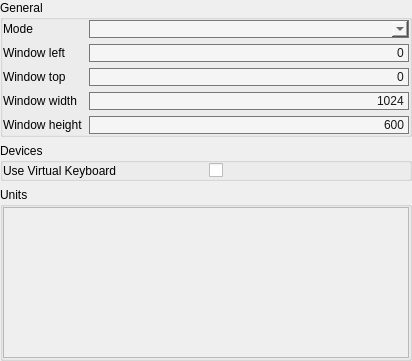
This is ui/settings/Main.ui in OpenFairWind/FairWindSK as Qt 5 draws it before an edit. The edited form follows.
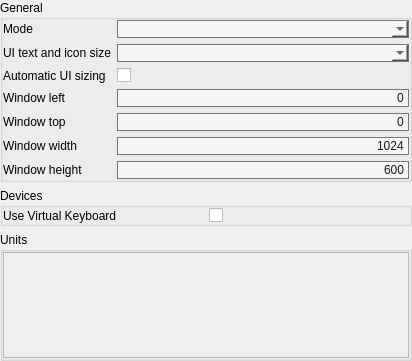
This is the edited form.

Commit message: Add persistent adaptive UI sizing

The edit to the form file:
```diff
--- a/ui/settings/Main.ui
+++ b/ui/settings/Main.ui
@@ -64,13 +64,37 @@
        </widget>
       </item>
       <item row="1" column="0">
+       <widget class="QLabel" name="label_uiScalePreset">
+        <property name="text">
+         <string>UI text and icon size</string>
+        </property>
+       </widget>
+      </item>
+      <item row="1" column="1">
+       <widget class="QComboBox" name="comboBox_uiScalePreset"/>
+      </item>
+      <item row="2" column="0">
+       <widget class="QLabel" name="label_autoUiScale">
+        <property name="text">
+         <string>Automatic UI sizing</string>
+        </property>
+       </widget>
+      </item>
+      <item row="2" column="1">
+       <widget class="QCheckBox" name="checkBox_autoUiScale">
+        <property name="text">
+         <string/>
+        </property>
+       </widget>
+      </item>
+      <item row="3" column="0">
        <widget class="QLabel" name="label_windowLeft">
         <property name="text">
          <string>Window left</string>
         </property>
        </widget>
       </item>
-      <item row="1" column="1">
+      <item row="3" column="1">
        <widget class="QLineEdit" name="lineEdit_left">
         <property name="enabled">
          <bool>false</bool>
@@ -86,14 +110,14 @@
         </property>
        </widget>
       </item>
-      <item row="2" column="0">
+      <item row="4" column="0">
        <widget class="QLabel" name="label_windowTop">
         <property name="text">
          <string>Window top</string>
         </property>
        </widget>
       </item>
-      <item row="2" column="1">
+      <item row="4" column="1">
        <widget class="QLineEdit" name="lineEdit_top">
         <property name="enabled">
          <bool>false</bool>
@@ -109,14 +133,14 @@
         </property>
        </widget>
       </item>
-      <item row="3" column="0">
+      <item row="5" column="0">
        <widget class="QLabel" name="label_windowWidth">
         <property name="text">
          <string>Window width</string>
         </property>
        </widget>
       </item>
-      <item row="3" column="1">
+      <item row="5" column="1">
        <widget class="QLineEdit" name="lineEdit_width">
         <property name="enabled">
          <bool>false</bool>
@@ -132,14 +156,14 @@
         </property>
        </widget>
       </item>
-      <item row="4" column="0">
+      <item row="6" column="0">
        <widget class="QLabel" name="label_windowHeight">
         <property name="text">
          <string>Window height</string>
         </property>
        </widget>
       </item>
-      <item row="4" column="1">
+      <item row="6" column="1">
        <widget class="QLineEdit" name="lineEdit_height">
         <property name="enabled">
          <bool>false</bool>
```
The commit also changes 10 other files.
